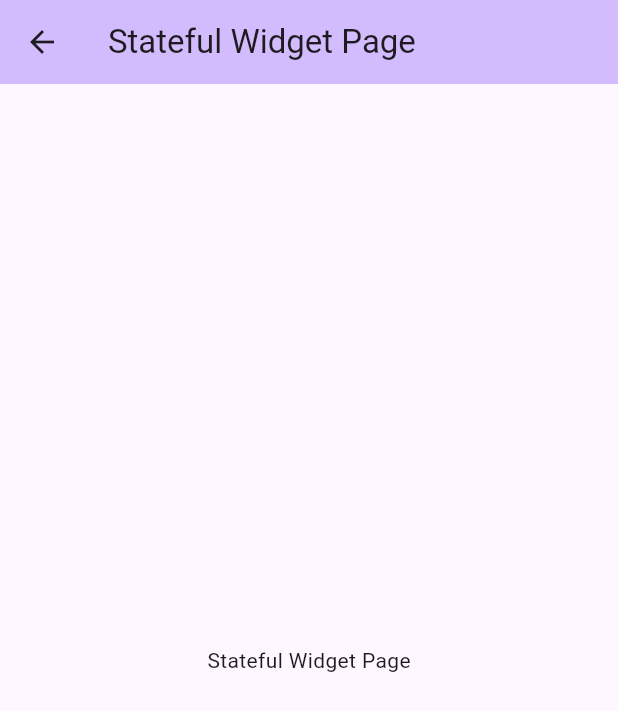
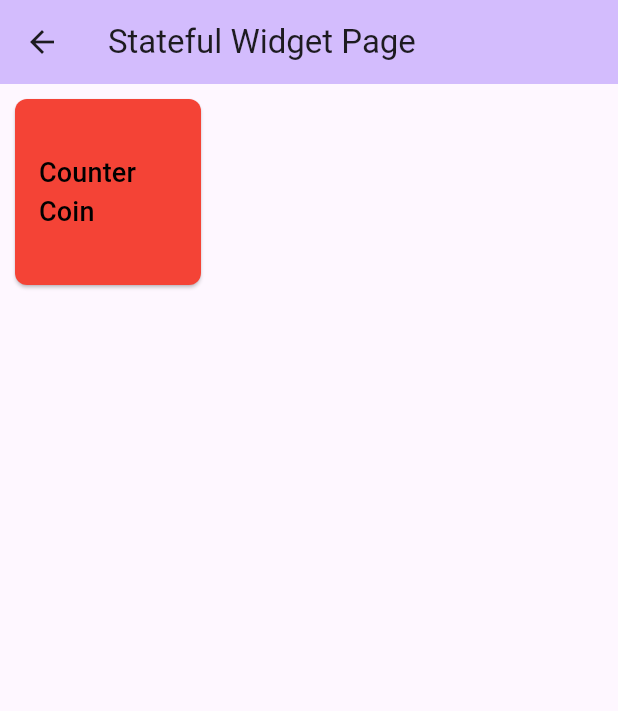
Before and after one commit to LeoDoesCode17/responsive-widgets, a Flutter app: the StatefulEntryPoint screen opened by its route, on a phone screen of 412 x 824 dp. Shown: the top 711 px of the screen. Run offline on Flutter 3.47's test engine with Material 3 defaults, Android fonts, the phone set to English and light mode, and no system bars.

Commit message:
feat: add grid layout for example of stateful widget in stateful widget entry point

```diff
--- a/lib/pages/entrypoint_pages.dart
+++ b/lib/pages/entrypoint_pages.dart
@@ -108,6 +108,20 @@ class StatelessEntryPoint extends StatelessWidget {
 class StatefulEntryPoint extends StatelessWidget {
   const StatefulEntryPoint({super.key});
 
+  static const List<Color> colors = [
+    Colors.red,
+    Colors.orange,
+    Colors.yellow,
+    Colors.green,
+    Colors.blue,
+    Colors.indigo,
+    Colors.purple,
+  ];
+
+  static const List<String> routes = ['/stateful-widget/counter-coin'];
+
+  static const List<String> labels = ['Counter Coin'];
+
   @override
   Widget build(BuildContext context) {
     return Scaffold(
@@ -115,7 +129,47 @@ class StatefulEntryPoint extends StatelessWidget {
         title: Text('Stateful Widget Page'),
         backgroundColor: Theme.of(context).colorScheme.inversePrimary,
       ),
-      body: Center(child: Text('Stateful Widget Page')),
+      body: LayoutBuilder(
+        builder: (context, constraints) {
+          int crossAxisCount = 2;
+          if (constraints.maxWidth > 600) {
+            crossAxisCount = 4;
+          } else if (constraints.maxWidth > 400) {
+            crossAxisCount = 3;
+          }
+
+          return GridView.builder(
+            padding: EdgeInsets.all(10),
+            gridDelegate: SliverGridDelegateWithFixedCrossAxisCount(
+              crossAxisCount: crossAxisCount /* Number of column */,
+              crossAxisSpacing: 10,
+              /* Distance between column */
+              mainAxisSpacing: 10 /* Distance between row */,
+            ),
+            itemBuilder: (context, index) {
+              return ElevatedButton(
+                style: ElevatedButton.styleFrom(
+                  backgroundColor: colors[index % colors.length],
+                  shape: RoundedRectangleBorder(
+                    borderRadius: BorderRadius.circular(8),
+                  ),
+                  padding: const EdgeInsets.all(16),
+                ),
+                onPressed: () {
+                  Navigator.pushNamed(context, routes[index]);
+                },
+                child: Center(
+                  child: Text(
+                    labels[index],
+                    style: TextStyle(color: Colors.black, fontSize: 18),
+                  ),
+                ),
+              );
+            },
+            itemCount: routes.length,
+          );
+        },
+      ),
     );
   }
 }
```
